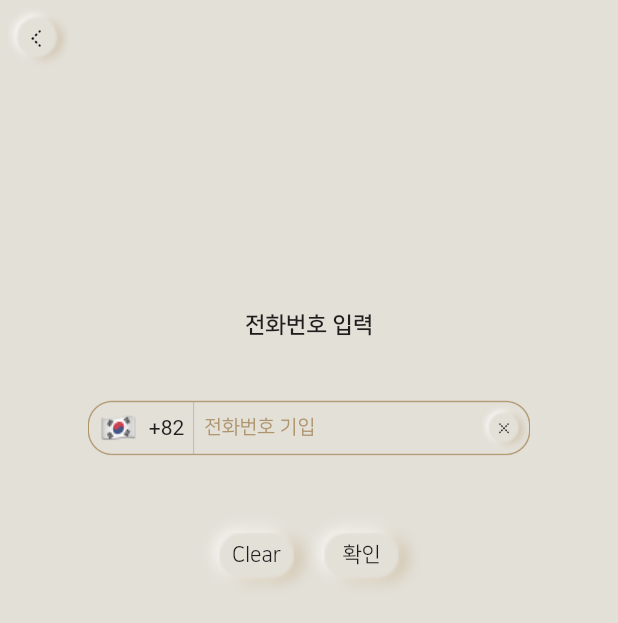
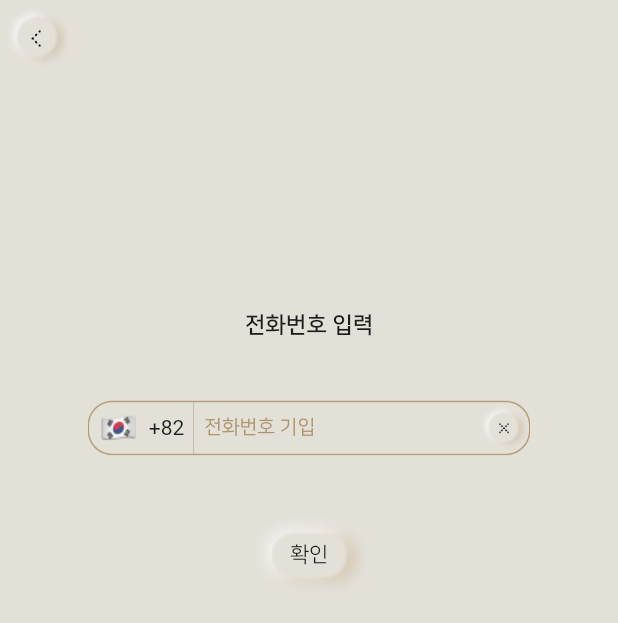
Before and after one commit to Drakvor/Obssence, a Flutter app: the LoginScreen screen opened directly, on a phone screen of 412 x 824 dp. Shown: the top 623 px of the screen. Run offline on Flutter 3.47's test engine with Material 2 defaults, Android fonts, the phone set to English and light mode, and no system bars; our stand-ins replace carousel_slider, cloud_firestore, dio, firebase_auth, firebase_core, firebase_storage and 2 more; missing offline and left inert: dart_json_mapper, fluttercontactpicker, iamport_flutter, reflectable, social_embed_webview; accounts and stored records are empty; statements that could not run were skipped.

Commit message:
Minor Changes

```diff
--- a/lib/Pages/Login/LoginScreen.dart
+++ b/lib/Pages/Login/LoginScreen.dart
@@ -393,10 +393,7 @@ class _LoginScreenState extends State<LoginScreen> {
       child: Row(
         mainAxisAlignment: MainAxisAlignment.center,
         children: [
-          buildPhoneNumberClearButton(),
-          Container(
-            width: 20,
-          ),
+          //buildPhoneNumberClearButton(),
           buildPhoneNumberConfirmButton(),
         ]
       )
```
